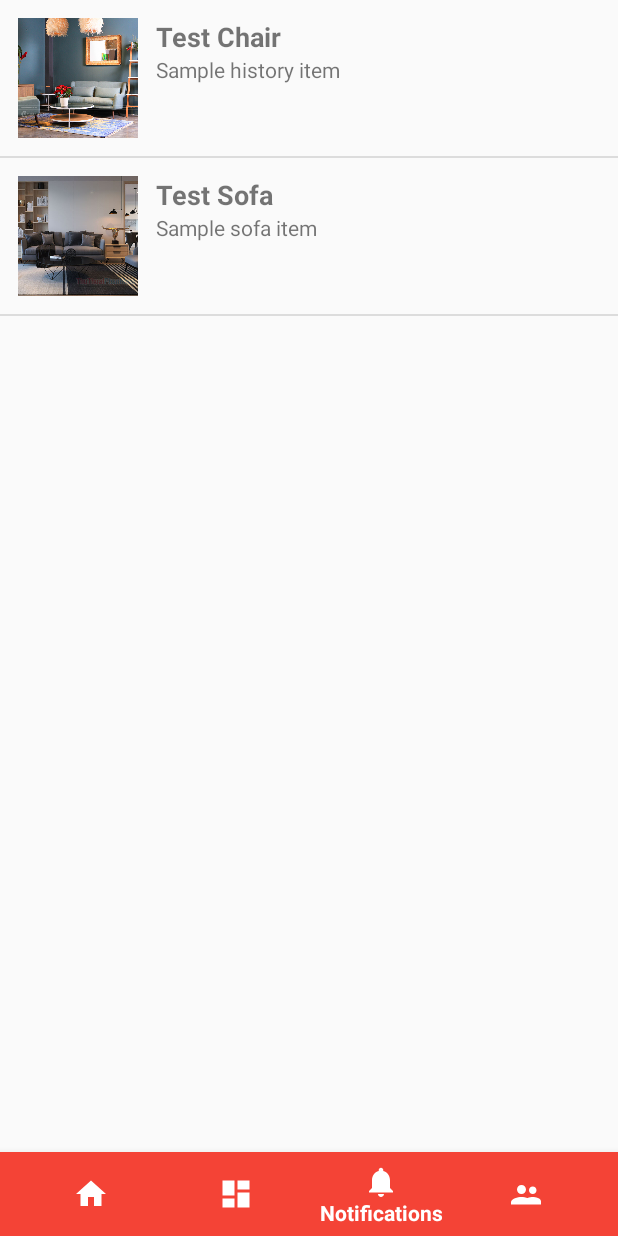
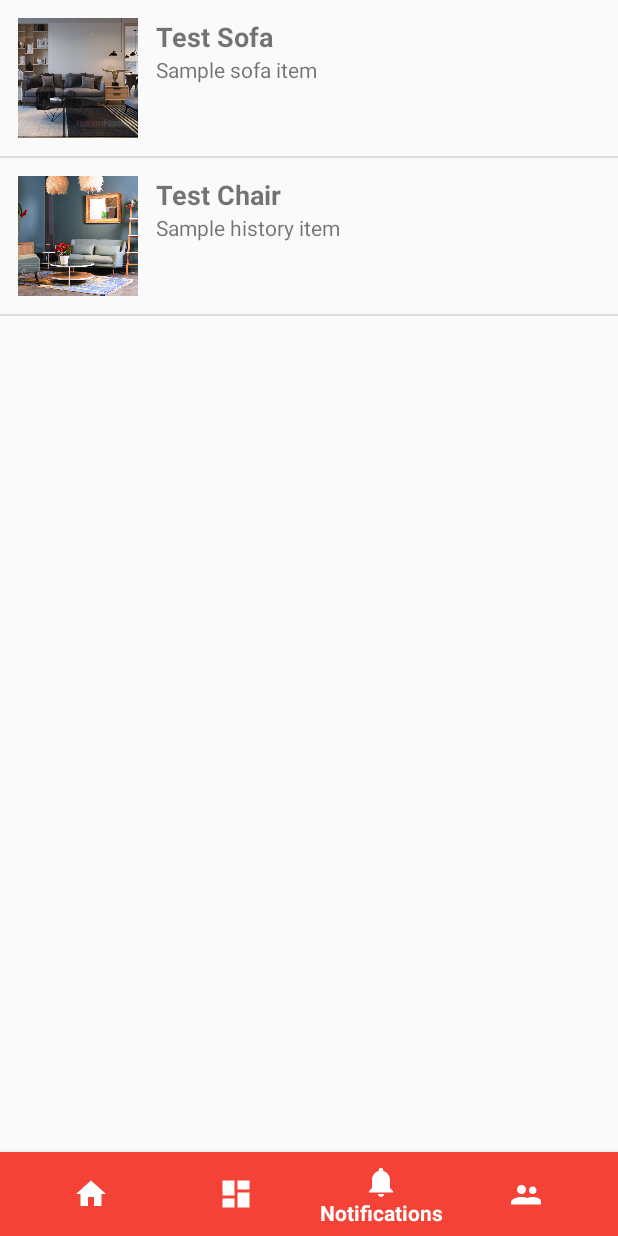
Before and after one commit to khanh11-int/Android_Lab23, an Android app: the DashboardFragment screen opened directly, with no data from a screen before it, item 3 of the bottom bar chosen, on a phone screen of 412 x 824 dp. Run offline under Robolectric (Android 15) with nearby library versions, the phone set to English and light mode, and no system bars.

```diff
--- a/app/src/main/java/com/example/lab23/DashboardFragment.java
+++ b/app/src/main/java/com/example/lab23/DashboardFragment.java
@@ -43,11 +43,6 @@ public class DashboardFragment extends Fragment {
 
         // Category 1: Chairs
         ArrayList<Furniture> chairs = new ArrayList<>();
-        chairs.add(new Furniture("Modern Chair", "Black leather",
-                Furniture.convertStringToBitmapFromAccess(requireContext(), "chair.png")));
-        chairs.add(new Furniture("Wooden Chair", "High quality wood",
-                Furniture.convertStringToBitmapFromAccess(requireContext(), "chair.png")));
-
         tmp.add(new Categories("Chairs", chairs,
                 Categories.convertStringToBitmapFromAccess(requireContext(), "chair.png")));
 
--- a/app/src/main/java/com/example/lab23/NotificationsFragment.java
+++ b/app/src/main/java/com/example/lab23/NotificationsFragment.java
@@ -33,37 +33,33 @@ public class NotificationsFragment extends Fragment {
         super.onViewCreated(view, savedInstanceState);
 
         listView = view.findViewById(R.id.listView);
+
         Utils utils = new Utils();
         arrayList = utils.getFurnitureHistory();
-        furnitureAdapter = new FurnitureAdapter(getContext(), arrayList);
-        listView.setAdapter(furnitureAdapter);
-        listView.setOnItemClickListener(new AdapterView.OnItemClickListener() {
-            @Override
-            public void onItemClick(AdapterView<?> adapterView, View view, int i, long l) {
-                Utils.furnitureHistory.add(arrayList.get(i));
-            }
-        });
-        // ===============================
-        // 1. NẾU LỊCH SỬ TRỐNG → THÊM DỮ LIỆU TEST
-        // ===============================
-        if (Utils.furnitureHistory.isEmpty()) {
-            Utils.furnitureHistory.add(new Furniture(
+
+        // Nếu trống thì thêm dữ liệu test
+        if (arrayList.isEmpty()) {
+            utils.addFurnitureHistory(new Furniture(
                     "Test Chair",
                     "Sample history item",
                     Furniture.convertStringToBitmapFromAccess(requireContext(), "chair.png")
             ));
-
-            Utils.furnitureHistory.add(new Furniture(
+            utils.addFurnitureHistory(new Furniture(
                     "Test Sofa",
                     "Sample sofa item",
                     Furniture.convertStringToBitmapFromAccess(requireContext(), "sofa.png")
             ));
         }
 
-        // ===============================
-        // 2. HIỂN THỊ LÊN LISTVIEW
-        // ===============================
-        FurnitureAdapter adapter = new FurnitureAdapter(requireContext(), Utils.furnitureHistory);
-        listView.setAdapter(adapter);
+        // Hiển thị
+        furnitureAdapter = new FurnitureAdapter(requireContext(), arrayList);
+        listView.setAdapter(furnitureAdapter);
+
+        // Click item → thêm lại vào lịch sử
+        listView.setOnItemClickListener((a, v, i, l) -> {
+            utils.addFurnitureHistory(arrayList.get(i));
+
+        });
     }
+
 }
--- a/app/src/main/java/com/example/lab23/Utils.java
+++ b/app/src/main/java/com/example/lab23/Utils.java
@@ -7,9 +7,7 @@ public class Utils {
     public static ArrayList<Furniture> furnitureHistory = new ArrayList<>();
 
     public void addFurnitureHistory(Furniture furniture){
-        if(furnitureHistory.indexOf(furniture) > 0) {
-            this.furnitureHistory.add(0, furniture);
-        }
+        furnitureHistory.add(0, furniture);
     }
 
     public ArrayList<Furniture> getFurnitureHistory(){
--- a/app/src/main/res/layout/fragment_notifications.xml
+++ b/app/src/main/res/layout/fragment_notifications.xml
@@ -11,5 +11,6 @@
         app:layout_constraintBottom_toBottomOf="parent"
         app:layout_constraintEnd_toEndOf="parent"
         app:layout_constraintStart_toStartOf="parent"
-        app:layout_constraintTop_toTopOf="parent" />
+        app:layout_constraintTop_toTopOf="parent"
+        android:scrollbars="vertical" />
 </androidx.constraintlayout.widget.ConstraintLayout>
```
Also changed, not shown: app/src/main/java/com/example/lab23/InforActivity.java (+0 -12 lines).
